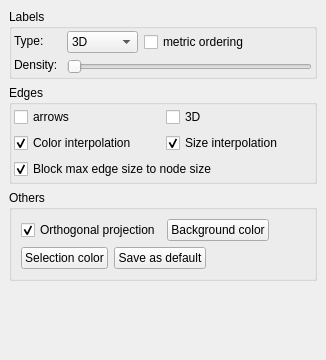
Before: the Qt Designer form library/tulip-qt/designer/RenderingParametersDialog.ui in vadivelselvaraj/TulipGLImprovement, drawn with Qt 5.
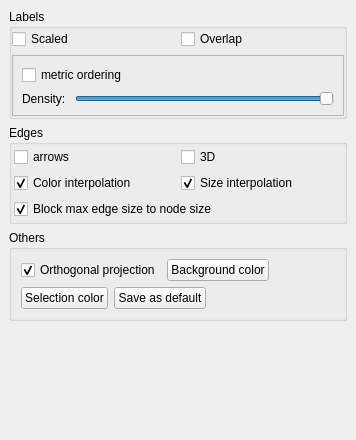
After: the same form once the commit is applied.

Commit message: - New node label system using GlLabel - Some modification on GlLabel (functions added) - GlGraphRenderingParameters are changed : now font type is changed to scaled and occlusion test

Diff of the .ui file:
```diff
--- a/library/tulip-qt/designer/RenderingParametersDialog.ui
+++ b/library/tulip-qt/designer/RenderingParametersDialog.ui
@@ -5,8 +5,8 @@
    <rect>
     <x>0</x>
     <y>0</y>
-    <width>326</width>
-    <height>360</height>
+    <width>356</width>
+    <height>440</height>
    </rect>
   </property>
   <property name="windowTitle" >
@@ -22,9 +22,7 @@
    <item>
     <widget class="QGroupBox" name="labels" >
      <property name="sizePolicy" >
-      <sizepolicy>
-       <hsizetype>5</hsizetype>
-       <vsizetype>0</vsizetype>
+      <sizepolicy vsizetype="Fixed" hsizetype="Preferred" >
        <horstretch>0</horstretch>
        <verstretch>0</verstretch>
       </sizepolicy>
@@ -32,6 +30,9 @@
      <property name="title" >
       <string>Labels</string>
      </property>
+     <property name="flat" >
+      <bool>false</bool>
+     </property>
      <layout class="QGridLayout" >
       <property name="margin" >
        <number>0</number>
@@ -39,167 +40,93 @@
       <property name="spacing" >
        <number>6</number>
       </property>
-      <item row="0" column="0" >
-       <layout class="QHBoxLayout" >
-        <property name="margin" >
-         <number>2</number>
-        </property>
-        <property name="spacing" >
-         <number>6</number>
-        </property>
+      <item row="3" column="0" >
+       <layout class="QVBoxLayout" name="verticalLayout" >
         <item>
-         <layout class="QVBoxLayout" >
-          <property name="margin" >
-           <number>0</number>
-          </property>
-          <property name="spacing" >
-           <number>6</number>
-          </property>
+         <layout class="QHBoxLayout" name="horizontalLayout_4" >
           <item>
-           <widget class="QLabel" name="fontType" >
-            <property name="text" >
-             <string>Type: </string>
+           <widget class="QCheckBox" name="scaled" >
+            <property name="toolTip" >
+             <string>Fit to node size</string>
             </property>
-            <property name="wordWrap" >
-             <bool>false</bool>
+            <property name="text" >
+             <string>Scaled</string>
             </property>
            </widget>
           </item>
           <item>
-           <widget class="QLabel" name="labelDensity" >
-            <property name="text" >
-             <string>Density: </string>
+           <widget class="QCheckBox" name="overlap" >
+            <property name="toolTip" >
+             <string>Enable/disable overlap of labels</string>
             </property>
-            <property name="wordWrap" >
-             <bool>false</bool>
+            <property name="text" >
+             <string>Overlap</string>
             </property>
            </widget>
           </item>
          </layout>
         </item>
         <item>
-         <layout class="QVBoxLayout" >
-          <property name="margin" >
-           <number>0</number>
+         <widget class="QFrame" name="frame" >
+          <property name="enabled" >
+           <bool>true</bool>
           </property>
-          <property name="spacing" >
-           <number>6</number>
+          <property name="frameShape" >
+           <enum>QFrame::StyledPanel</enum>
           </property>
-          <item>
-           <layout class="QHBoxLayout" >
-            <property name="margin" >
-             <number>0</number>
-            </property>
-            <property name="spacing" >
-             <number>6</number>
-            </property>
-            <item>
-             <layout class="QVBoxLayout" >
-              <property name="margin" >
-               <number>0</number>
-              </property>
-              <property name="spacing" >
-               <number>6</number>
-              </property>
-              <item>
-               <widget class="QComboBox" name="fonts" >
-                <property name="sizePolicy" >
-                 <sizepolicy>
-                  <hsizetype>0</hsizetype>
-                  <vsizetype>0</vsizetype>
-                  <horstretch>0</horstretch>
-                  <verstretch>0</verstretch>
-                 </sizepolicy>
-                </property>
-                <property name="currentIndex" >
-                 <number>0</number>
-                </property>
-                <item>
+          <property name="frameShadow" >
+           <enum>QFrame::Raised</enum>
+          </property>
+          <layout class="QGridLayout" name="gridLayout" >
+           <item row="0" column="0" >
+            <layout class="QVBoxLayout" name="verticalLayout_2" >
+             <item>
+              <widget class="QCheckBox" name="ordering" >
+               <property name="focusPolicy" >
+                <enum>Qt::StrongFocus</enum>
+               </property>
+               <property name="toolTip" >
+                <string>Use viewMetric decreasing order as display order</string>
+               </property>
+               <property name="text" >
+                <string>metric ordering</string>
+               </property>
+              </widget>
+             </item>
+             <item>
+              <layout class="QHBoxLayout" name="horizontalLayout_3" >
+               <item>
+                <widget class="QLabel" name="labelDensity" >
                  <property name="text" >
-                  <string>3D</string>
+                  <string>Density: </string>
                  </property>
-                </item>
-                <item>
-                 <property name="text" >
-                  <string>Bitmap</string>
+                 <property name="wordWrap" >
+                  <bool>false</bool>
                  </property>
-                </item>
-                <item>
-                 <property name="text" >
-                  <string>Texture</string>
+                </widget>
+               </item>
+               <item>
+                <widget class="QSlider" name="density" >
+                 <property name="sizePolicy" >
+                  <sizepolicy vsizetype="Fixed" hsizetype="Expanding" >
+                   <horstretch>0</horstretch>
+                   <verstretch>0</verstretch>
+                  </sizepolicy>
                  </property>
-                </item>
-               </widget>
-              </item>
-             </layout>
-            </item>
-            <item>
-             <layout class="QVBoxLayout" >
-              <property name="margin" >
-               <number>0</number>
-              </property>
-              <property name="spacing" >
-               <number>6</number>
-              </property>
-              <item>
-               <layout class="QHBoxLayout" >
-                <property name="margin" >
-                 <number>0</number>
-                </property>
-                <property name="spacing" >
-                 <number>6</number>
-                </property>
-                <item>
-                 <widget class="QCheckBox" name="ordering" >
-                  <property name="focusPolicy" >
-                   <enum>Qt::StrongFocus</enum>
-                  </property>
-                  <property name="toolTip" >
-                   <string>Use viewMetric decreasing order as display order</string>
-                  </property>
-                  <property name="text" >
-                   <string>metric ordering</string>
-                  </property>
-                 </widget>
-                </item>
-                <item>
-                 <spacer>
-                  <property name="orientation" >
-                   <enum>Qt::Horizontal</enum>
-                  </property>
-                  <property name="sizeType" >
-                   <enum>QSizePolicy::Expanding</enum>
-                  </property>
-                  <property name="sizeHint" >
-                   <size>
-                    <width>18</width>
-                    <height>20</height>
-                   </size>
-                  </property>
-                 </spacer>
-                </item>
-               </layout>
-              </item>
-             </layout>
-            </item>
-           </layout>
-          </item>
-          <item>
-           <widget class="QSlider" name="density" >
-            <property name="sizePolicy" >
-             <sizepolicy>
-              <hsizetype>5</hsizetype>
-              <vsizetype>0</vsizetype>
-              <horstretch>0</horstretch>
-              <verstretch>0</verstretch>
-             </sizepolicy>
-            </property>
-            <property name="orientation" >
-             <enum>Qt::Horizontal</enum>
-            </property>
-           </widget>
-          </item>
-         </layout>
+                 <property name="value" >
+                  <number>99</number>
+                 </property>
+                 <property name="orientation" >
+                  <enum>Qt::Horizontal</enum>
+                 </property>
+                </widget>
+               </item>
+              </layout>
+             </item>
+            </layout>
+           </item>
+          </layout>
+         </widget>
         </item>
        </layout>
       </item>
@@ -209,9 +136,7 @@
    <item>
     <widget class="QGroupBox" name="edgesGroup" >
      <property name="sizePolicy" >
-      <sizepolicy>
-       <hsizetype>5</hsizetype>
-       <vsizetype>0</vsizetype>
+      <sizepolicy vsizetype="Fixed" hsizetype="Preferred" >
        <horstretch>0</horstretch>
        <verstretch>0</verstretch>
       </sizepolicy>
@@ -228,17 +153,14 @@
       </property>
       <item row="0" column="0" >
        <layout class="QVBoxLayout" >
-        <property name="margin" >
-         <number>2</number>
-        </property>
         <property name="spacing" >
          <number>6</number>
         </property>
+        <property name="margin" >
+         <number>2</number>
+        </property>
         <item>
          <layout class="QHBoxLayout" >
-          <property name="margin" >
-           <number>0</number>
-          </property>
           <property name="spacing" >
            <number>6</number>
           </property>
@@ -272,9 +194,6 @@
         </item>
         <item>
          <layout class="QHBoxLayout" >
-          <property name="margin" >
-           <number>0</number>
-          </property>
           <property name="spacing" >
            <number>6</number>
           </property>
@@ -314,9 +233,6 @@
         </item>
         <item>
          <layout class="QHBoxLayout" >
-          <property name="margin" >
-           <number>0</number>
-          </property>
           <property name="spacing" >
            <number>6</number>
           </property>
@@ -352,14 +268,8 @@
       <property name="margin" >
        <number>9</number>
       </property>
-      <property name="spacing" >
-       <number>6</number>
-      </property>
       <item>
        <layout class="QHBoxLayout" >
-        <property name="margin" >
-         <number>0</number>
-        </property>
         <property name="spacing" >
          <number>6</number>
         </property>
@@ -379,9 +289,7 @@
         <item>
          <widget class="QPushButton" name="background" >
           <property name="sizePolicy" >
-           <sizepolicy>
-            <hsizetype>0</hsizetype>
-            <vsizetype>0</vsizetype>
+           <sizepolicy vsizetype="Fixed" hsizetype="Fixed" >
             <horstretch>0</horstretch>
             <verstretch>0</verstretch>
            </sizepolicy>
@@ -402,7 +310,7 @@
           <property name="orientation" >
            <enum>Qt::Horizontal</enum>
           </property>
-          <property name="sizeHint" >
+          <property name="sizeHint" stdset="0" >
            <size>
             <width>40</width>
             <height>20</height>
@@ -414,9 +322,6 @@
       </item>
       <item>
        <layout class="QHBoxLayout" >
-        <property name="margin" >
-         <number>0</number>
-        </property>
         <property name="spacing" >
          <number>6</number>
         </property>
@@ -439,7 +344,7 @@
           <property name="orientation" >
            <enum>Qt::Horizontal</enum>
           </property>
-          <property name="sizeHint" >
+          <property name="sizeHint" stdset="0" >
            <size>
             <width>40</width>
             <height>20</height>
@@ -457,7 +362,7 @@
      <property name="orientation" >
       <enum>Qt::Vertical</enum>
      </property>
-     <property name="sizeHint" >
+     <property name="sizeHint" stdset="0" >
       <size>
        <width>20</width>
        <height>40</height>
```
Left out of the diff: 152 changed lines with no effect on the pictures. The commit also changes 10 other files.
